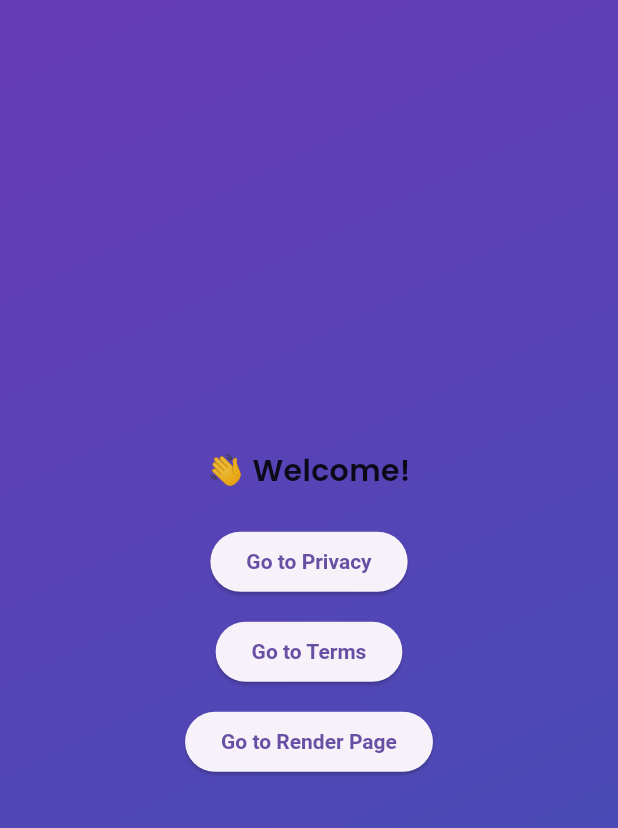
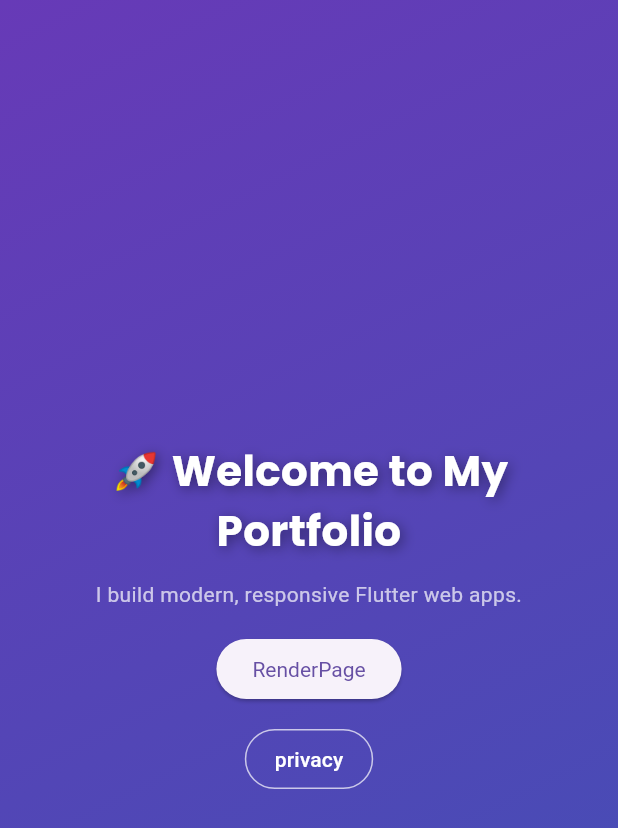
Before and after one commit to Nightswish/AboutFlutter, a Flutter app: the screen it shows after launch, on a phone screen of 412 x 824 dp. Shown: the top 828 px of the screen. Run offline on Flutter 3.47's test engine with Material 3 defaults, Android fonts, the light colour scheme and no system bars; our stand-ins replace go_router, google_fonts, web; Roboto replaces fonts that are missing (Pretendard).

Commit message:
히어로 섹션 개발

```diff
--- a/portfolio/lib/main.dart
+++ b/portfolio/lib/main.dart
@@ -3,6 +3,7 @@
 import 'package:google_fonts/google_fonts.dart'; // Google Fonts
 import 'package:web/web.dart' as html; // 웹 전용 API (웹 빌드에서만 동작)
 import 'package:portfolio/core/responsive.dart'; // 반응형 헬퍼
+import 'widgets/hero_section.dart';
 // import 'package:flutter/foundation.dart';
 // import 'package:flutter_riverpod/flutter_riverpod.dart';
 
@@ -81,35 +82,38 @@
               end: Alignment.bottomRight,
             ),
           ),
-          child: SafeArea(
-            child: Padding( // 위젯들을 세로로 쌓을 때 쓰는 위젯
-              padding: Responsive.edgeInsetsAll(
-                    context,
-                    mobile: 16,
-                    tablet: 32,
-                    desktop: 64,
-              ),
-              child: Column(
-                mainAxisAlignment: MainAxisAlignment.center,
-                children: [
-                  const HeroTitleHome(),
-                  SizedBox(
-                    height: Responsive.value(context: context, mobile: 16, tablet: 24, desktop: 32),
-                  ),
-                  // 버튼 영역 반응형: 데스크탑은 Row, 나머지는 Column
-                  Flex(
-                    direction: isDesktop ? Axis.horizontal : Axis.vertical,
-                    mainAxisAlignment: MainAxisAlignment.center,
-                    children: [
-                      _buildButton(context, label: "Go to Privacy", onTap: () => context.go("/privacy")),
-                      _buildButton(context, label: "Go to Terms", onTap: () => context.go("/terms")),
-                      _buildButton(context, label: "Go to Render Page", onTap: () => context.go("/render")),
-                    ],
-                  )
-                ],
-              ),
-            ),
+          child: const Center(
+            child: HeroSection(),
           ),
+          // child: SafeArea(
+          //   child: Padding( // 위젯들을 세로로 쌓을 때 쓰는 위젯
+          //     padding: Responsive.edgeInsetsAll(
+          //           context,
+          //           mobile: 16,
+          //           tablet: 32,
+          //           desktop: 64,
+          //     ),
+          //     child: Column(
+          //       mainAxisAlignment: MainAxisAlignment.center,
+          //       children: [
+          //         const HeroTitleHome(),
+          //         SizedBox(
+          //           height: Responsive.value(context: context, mobile: 16, tablet: 24, desktop: 32),
+          //         ),
+          //         // 버튼 영역 반응형: 데스크탑은 Row, 나머지는 Column
+          //         Flex(
+          //           direction: isDesktop ? Axis.horizontal : Axis.vertical,
+          //           mainAxisAlignment: MainAxisAlignment.center,
+          //           children: [
+          //             _buildButton(context, label: "Go to Privacy", onTap: () => context.go("/privacy")),
+          //             _buildButton(context, label: "Go to Terms", onTap: () => context.go("/terms")),
+          //             _buildButton(context, label: "Go to Render Page", onTap: () => context.go("/render")),
+          //           ],
+          //         )
+          //       ],
+          //     ),
+          //   ),
+          // ),
       ),
     );
   }
--- /dev/null
+++ b/portfolio/lib/widgets/hero_section.dart
@@ -0,0 +1,193 @@
+import 'package:flutter/material.dart';
+import 'package:google_fonts/google_fonts.dart';
+import '../core/responsive.dart';
+import 'package:go_router/go_router.dart';
+
+/// 히어로 섹션 위젯
+class HeroSection extends StatefulWidget {
+  const HeroSection({super.key});
+
+  @override
+  State<HeroSection> createState() => _HeroSectionState();
+}
+
+class _HeroSectionState extends State<HeroSection>
+    with SingleTickerProviderStateMixin {
+  late AnimationController _controller;
+  late Animation<double> _fadeIn;
+  late Animation<Offset> _slideUp;
+
+  @override
+  void initState() {
+    super.initState();
+
+    _controller = AnimationController(
+      vsync: this,
+      duration: const Duration(milliseconds: 1200),
+    );
+
+    _fadeIn = CurvedAnimation(
+      parent: _controller,
+      curve: Curves.easeIn,
+    );
+
+    _slideUp = Tween<Offset>(
+      begin: const Offset(0, 0.2), // 아래에서 위로 슬라이드
+      end: Offset.zero,
+    ).animate(CurvedAnimation(
+      parent: _controller,
+      curve: Curves.easeOutCubic,
+    ));
+
+    _controller.forward();
+  }
+
+  @override
+  void dispose() {
+    _controller.dispose();
+    super.dispose();
+  }
+
+  @override
+  Widget build(BuildContext context) {
+    final isDesktop = Responsive.isDesktop(context);
+
+    return FadeTransition(
+      opacity: _fadeIn,
+      child: SlideTransition(
+        position: _slideUp,
+        child: Padding(
+          padding: Responsive.edgeInsetsAll(
+            context,
+            mobile: 16,
+            tablet: 24,
+            desktop: 48,
+          ),
+          child: Column(
+            mainAxisSize: MainAxisSize.min,
+            crossAxisAlignment:
+                isDesktop ? CrossAxisAlignment.start : CrossAxisAlignment.center,
+            children: [
+              // 메인 타이틀
+              Text(
+                "🚀 Welcome to My Portfolio",
+                textAlign: isDesktop ? TextAlign.left : TextAlign.center,
+                style: GoogleFonts.poppins(
+                  fontSize: Responsive.fontSize(
+                    context: context,
+                    mobile: 28,
+                    tablet: 36,
+                    desktop: 48,
+                  ),
+                  fontWeight: FontWeight.bold,
+                  color: Colors.white,
+                  shadows: [
+                    Shadow(
+                      blurRadius: 10,
+                      color: Colors.black.withOpacity(0.4),
+                      offset: const Offset(2, 2),
+                    )
+                  ],
+                ),
+              ),
+
+              SizedBox(
+                height: Responsive.value(
+                  context: context,
+                  mobile: 12,
+                  tablet: 16,
+                  desktop: 20,
+                ),
+              ),
+
+              // 부제목
+              Text(
+                "I build modern, responsive Flutter web apps.",
+                textAlign: isDesktop ? TextAlign.left : TextAlign.center,
+                style: TextStyle(
+                  fontSize: Responsive.fontSize(
+                    context: context,
+                    mobile: 14,
+                    tablet: 16,
+                    desktop: 18,
+                  ),
+                  color: Colors.white70,
+                ),
+              ),
+
+              SizedBox(
+                height: Responsive.value(
+                  context: context,
+                  mobile: 16,
+                  tablet: 24,
+                  desktop: 32,
+                ),
+              ),
+
+              // CTA 버튼
+              Flex(
+                direction: isDesktop ? Axis.horizontal : Axis.vertical,
+                mainAxisAlignment: isDesktop
+                    ? MainAxisAlignment.start
+                    : MainAxisAlignment.center,
+                children: [
+                  ElevatedButton(
+                    onPressed: () => context.go('/render'),
+                    style: ElevatedButton.styleFrom(
+                      padding: EdgeInsets.symmetric(
+                        horizontal: Responsive.value(
+                          context: context,
+                          mobile: 24,
+                          tablet: 32,
+                          desktop: 48,
+                        ),
+                        vertical: Responsive.value(
+                          context: context,
+                          mobile: 12,
+                          tablet: 16,
+                          desktop: 20,
+                        ),
+                      ),
+                      textStyle: TextStyle(
+                        fontSize: Responsive.fontSize(
+                          context: context,
+                          mobile: 14,
+                          tablet: 16,
+                          desktop: 18,
+                        ),
+                      ),
+                    ),
+                    child: const Text("RenderPage"),
+                  ),
+                  if (isDesktop) const SizedBox(width: 16) else const SizedBox(height: 12),
+                  OutlinedButton(
+                    onPressed: () => context.go('/privacy'),
+                    style: OutlinedButton.styleFrom(
+                      side: const BorderSide(color: Colors.white70),
+                      foregroundColor: Colors.white,
+                      padding: EdgeInsets.symmetric(
+                        horizontal: Responsive.value(
+                          context: context,
+                          mobile: 20,
+                          tablet: 28,
+                          desktop: 40,
+                        ),
+                        vertical: Responsive.value(
+                          context: context,
+                          mobile: 10,
+                          tablet: 14,
+                          desktop: 18,
+                        ),
+                      ),
+                    ),
+                    child: const Text("privacy"),
+                  ),
+                ],
+              ),
+            ],
+          ),
+        ),
+      ),
+    );
+  }
+}
```
